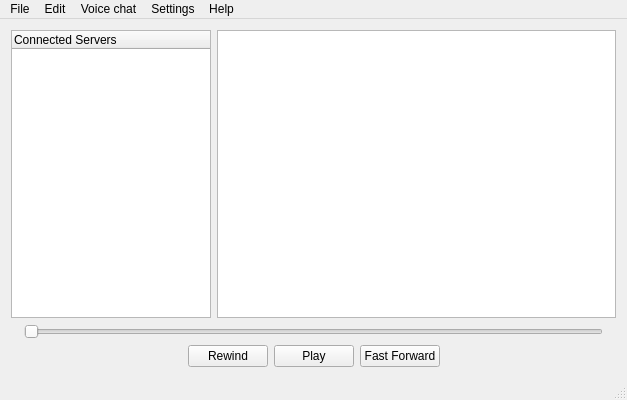
First picture: the form in src/mainwindow.ui, repository willamm/CommAudio, before the edit.
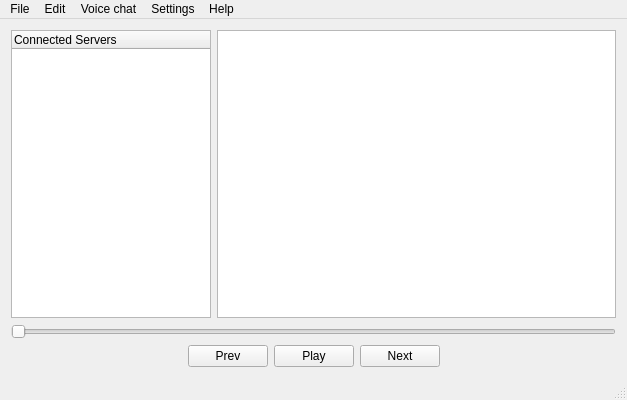
Second picture: the form after the edit. Icons and pictures are not drawn.

Commit message: playlist, pause, play, next/prev, currentTime working

Patch:
```diff
--- a/src/mainwindow.ui
+++ b/src/mainwindow.ui
@@ -58,13 +58,6 @@
     </item>
     <item>
      <layout class="QHBoxLayout" name="songStatusLayout">
-      <item>
-       <widget class="QLabel" name="left">
-        <property name="text">
-         <string/>
-        </property>
-       </widget>
-      </item>
       <item>
        <widget class="QSlider" name="horizontalSlider">
         <property name="styleSheet">
@@ -75,17 +68,17 @@
         </property>
        </widget>
       </item>
-      <item>
-       <widget class="QLabel" name="right">
-        <property name="text">
-         <string/>
-        </property>
-       </widget>
-      </item>
      </layout>
     </item>
     <item>
      <layout class="QHBoxLayout" name="controlsLayout">
+      <item>
+       <widget class="QLabel" name="left">
+        <property name="text">
+         <string/>
+        </property>
+       </widget>
+      </item>
       <item>
        <spacer name="horizontalSpacer">
         <property name="orientation">
@@ -93,7 +86,7 @@
         </property>
         <property name="sizeHint" stdset="0">
          <size>
-          <width>40</width>
+          <width>30</width>
           <height>20</height>
          </size>
         </property>
@@ -102,7 +95,7 @@
       <item>
        <widget class="QPushButton" name="rewindBtn">
         <property name="text">
-         <string>Rewind</string>
+         <string>Prev</string>
         </property>
         <property name="icon">
          <iconset>
@@ -133,7 +126,7 @@
       <item>
        <widget class="QPushButton" name="fastForwardBtn">
         <property name="text">
-         <string>Fast Forward</string>
+         <string>Next</string>
         </property>
         <property name="icon">
          <iconset>
@@ -148,12 +141,19 @@
         </property>
         <property name="sizeHint" stdset="0">
          <size>
-          <width>40</width>
+          <width>30</width>
           <height>20</height>
          </size>
         </property>
        </spacer>
       </item>
+      <item>
+       <widget class="QLabel" name="right">
+        <property name="text">
+         <string/>
+        </property>
+       </widget>
+      </item>
      </layout>
     </item>
    </layout>
```
Left out of the diff: 2 changed lines with no effect on the pictures. The commit also changes 8 other files.
